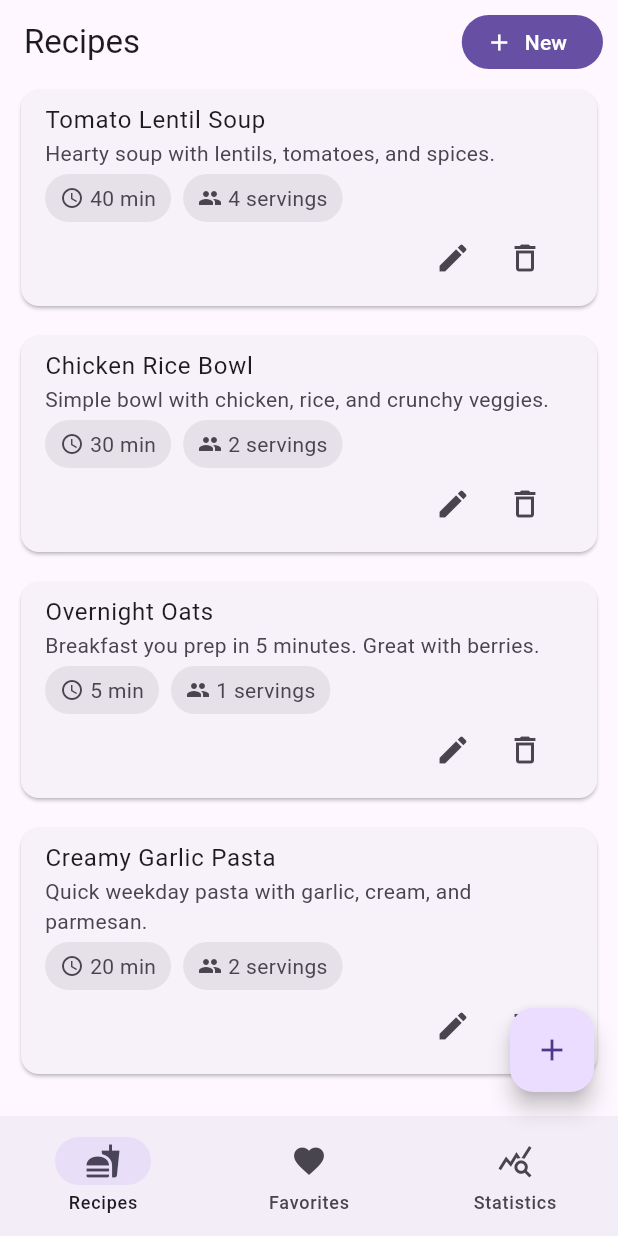
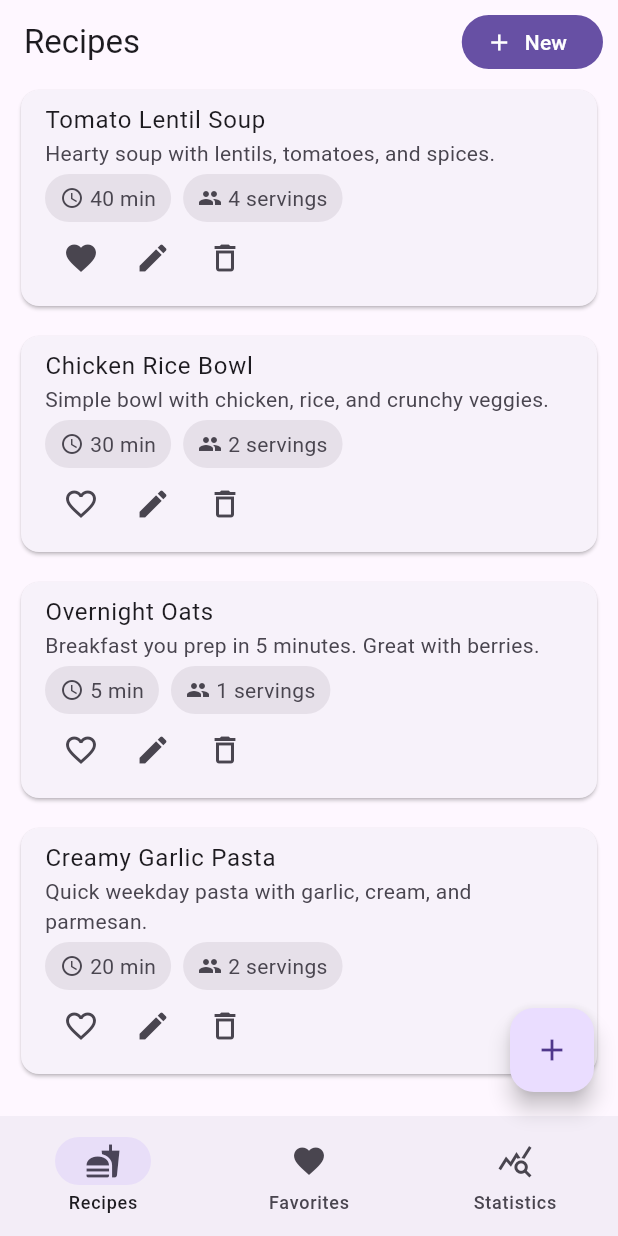
Before and after one commit to anttivuor/flutter_recipe_manager, a Flutter app: the screen it shows after launch, on a phone screen of 412 x 824 dp. Run offline on Flutter 3.47's test engine with Material 3 defaults, Android fonts, the phone set to English and light mode, and no system bars; our stand-ins replace flutter_form_builder, form_builder_validators, get, hive_ce_flutter; accounts and stored records are empty.

Commit message:
Add to favorites

```diff
--- a/lib/application/add_recipe_controller.dart
+++ b/lib/application/add_recipe_controller.dart
@@ -118,6 +118,7 @@ class AddRecipeFormController extends GetxController {
                 servings: values['servings'] as int,
                 ingredients: List<String>.from(ingredients),
                 steps: List<String>.from(steps),
+                favorite: false,
                 createdAt: now,
                 updatedAt: now,
             );
--- a/lib/infrastructure/mock_recipes.dart
+++ b/lib/infrastructure/mock_recipes.dart
@@ -29,6 +29,7 @@ Future<void> addMockRecipesIfEmpty() async {
                 'Toss pasta in sauce, add parmesan.',
                 'Season and serve.',
             ],
+            'favorite': false,
             'createdAt': now.subtract(const Duration(days: 5)).toIso8601String(),
             'updatedAt': now.subtract(const Duration(days: 5)).toIso8601String(),
         },
@@ -51,6 +52,7 @@ Future<void> addMockRecipesIfEmpty() async {
                 'Refrigerate overnight.',
                 'Top with berries before eating.',
             ],
+            'favorite': false,
             'createdAt': now.subtract(const Duration(days: 3)).toIso8601String(),
             'updatedAt': now.subtract(const Duration(days: 3)).toIso8601String(),
         },
@@ -75,6 +77,7 @@ Future<void> addMockRecipesIfEmpty() async {
                 'Slice chicken and assemble bowls.',
                 'Add veggies, drizzle soy sauce, top with sesame.',
             ],
+            'favorite': false,
             'createdAt': now.subtract(const Duration(days: 2)).toIso8601String(),
             'updatedAt': now.subtract(const Duration(days: 2)).toIso8601String(),
         },
@@ -99,6 +102,7 @@ Future<void> addMockRecipesIfEmpty() async {
                 'Simmer 25–30 minutes.',
                 'Blend partially if desired and serve.',
             ],
+            'favorite': true,
             'createdAt': now.subtract(const Duration(days: 1)).toIso8601String(),
             'updatedAt': now.subtract(const Duration(days: 1)).toIso8601String(),
         },
--- a/lib/models/recipe.dart
+++ b/lib/models/recipe.dart
@@ -6,6 +6,7 @@ class Recipe {
     int servings;
     List<String> ingredients;
     List<String> steps;
+    bool favorite;
     DateTime createdAt;
     DateTime updatedAt;
 
@@ -17,6 +18,7 @@ class Recipe {
         required this.servings,
         required this.ingredients,
         required this.steps,
+        required this.favorite,
         required this.createdAt,
         required this.updatedAt,
     });
@@ -29,6 +31,7 @@ class Recipe {
         'servings': servings,
         'ingredients': ingredients,
         'steps': steps,
+        'favorite': favorite,
         'createdAt': createdAt.toIso8601String(),
         'updatedAt': updatedAt.toIso8601String(),
     };
@@ -41,7 +44,32 @@ class Recipe {
         servings: (data['servings'] ?? 0) as int,
         ingredients: List<String>.from(data['ingredients'] ?? const []),
         steps: List<String>.from(data['steps'] ?? const []),
+        favorite: (data['favorite'] ?? false) as bool,
         createdAt: DateTime.parse(data['createdAt'] as String),
         updatedAt: DateTime.parse(data['updatedAt'] as String),
     );
+
+    Recipe copyWith({
+        String? id,
+        String? title,
+        String? description,
+        int? minutes,
+        int? servings,
+        List<String>? ingredients,
+        List<String>? steps,
+        bool? favorite,
+    }) {
+        return Recipe(
+            id: id ?? this.id,
+            title: title ?? this.title,
+            description: description ?? this.description,
+            minutes: minutes ?? this.minutes,
+            servings: servings ?? this.servings,
+            ingredients: ingredients ?? this.ingredients,
+            steps: steps ?? this.steps,
+            favorite: favorite ?? this.favorite,
+            createdAt: this.createdAt,
+            updatedAt: this.updatedAt,
+        );
+    }
 }
--- a/lib/view/screens/recipe_list_screen.dart
+++ b/lib/view/screens/recipe_list_screen.dart
@@ -5,6 +5,7 @@ import '../layout/responsive_scaffold_with_menu.dart';
 import '../widgets/recipe_card.dart';
 import '../../application/recipe_controller.dart';
 import '../layout/breakpoints.dart';
+import '../../models/recipe.dart';
 
 class RecipeListScreen extends StatelessWidget {
     final controller = Get.find<RecipeController>();
@@ -47,6 +48,9 @@ class RecipeListScreen extends StatelessWidget {
                             onDelete: () {
                                 controller.deleteRecipe(recipe.id);
                             },
+                            onUpdate: (Recipe updatedRecipe) {
+                                controller.updateRecipe(updatedRecipe);
+                            },
                         );
                     },
                 );
--- a/lib/view/widgets/recipe_card.dart
+++ b/lib/view/widgets/recipe_card.dart
@@ -5,14 +5,16 @@ import '../layout/breakpoints.dart';
 
 class RecipeCard extends StatelessWidget {
     final Recipe recipe;
-    final VoidCallback? onTap;
-    final VoidCallback? onDelete;
+    final VoidCallback onTap;
+    final VoidCallback onDelete;
+    final void Function(Recipe) onUpdate;
 
     const RecipeCard({
         super.key,
         required this.recipe,
-        this.onTap,
-        this.onDelete,
+        required this.onTap,
+        required this.onDelete,
+        required this.onUpdate,
     });
 
     @override
@@ -41,42 +43,10 @@ class RecipeCard extends StatelessWidget {
                             ],
                         ),
                         if (isMobile)
-                            Row(
-                                mainAxisAlignment: MainAxisAlignment.end,
-                                children: [
-                                    IconButton(
-                                        tooltip: 'Edit',
-                                        icon: const Icon(Icons.edit),
-                                        onPressed: () => {
-
-                                        },
-                                    ),
-                                    IconButton(
-                                        tooltip: 'Remove',
-                                        icon: const Icon(Icons.delete_outline),
-                                        onPressed: onDelete,
-                                    ),
-                                ],
-                            ),
+                            _ActionButtons(recipe: recipe, onDelete: onDelete, onUpdate: onUpdate)
                     ]
                 ),
-                trailing: !isMobile ? Row(
-                    mainAxisSize: MainAxisSize.min,
-                    children: [
-                        IconButton(
-                            tooltip: 'Edit',
-                            icon: const Icon(Icons.edit),
-                            onPressed: () => {
-
-                            },
-                        ),
-                        IconButton(
-                            tooltip: 'Remove',
-                            icon: const Icon(Icons.delete_outline),
-                            onPressed: onDelete,
-                        ),
-                    ],
-                ) : null,
+                trailing: !isMobile ? _ActionButtons(recipe: recipe, onDelete: onDelete, onUpdate: onUpdate) : null,
             ),
         );
     }
@@ -110,3 +80,43 @@ class _InfoChip extends StatelessWidget {
         );
     }
 }
+
+class _ActionButtons extends StatelessWidget {
+    final Recipe recipe;
+    final VoidCallback onDelete;
+    final void Function(Recipe) onUpdate;
+
+    const _ActionButtons({
+        required this.recipe,
+        required this.onDelete,
+        required this.onUpdate,
+    });
+
+    @override
+    Widget build(BuildContext context) {
+        return Row(
+            mainAxisSize: MainAxisSize.min,
+            children: [
+                IconButton(
+                    tooltip: recipe.favorite ? 'Remove from favorites' : 'Add to favorites',
+                    icon: recipe.favorite ? const Icon(Icons.favorite) : const Icon(Icons.favorite_border),
+                    onPressed: () {
+                        onUpdate(recipe.copyWith(favorite: !recipe.favorite));
+                    },
+                ),
+                IconButton(
+                    tooltip: 'Edit',
+                    icon: const Icon(Icons.edit),
+                    onPressed: () => {
+
+                    },
+                ),
+                IconButton(
+                    tooltip: 'Remove',
+                    icon: const Icon(Icons.delete_outline),
+                    onPressed: onDelete,
+                ),
+            ]
+        );
+    }
+}
```
